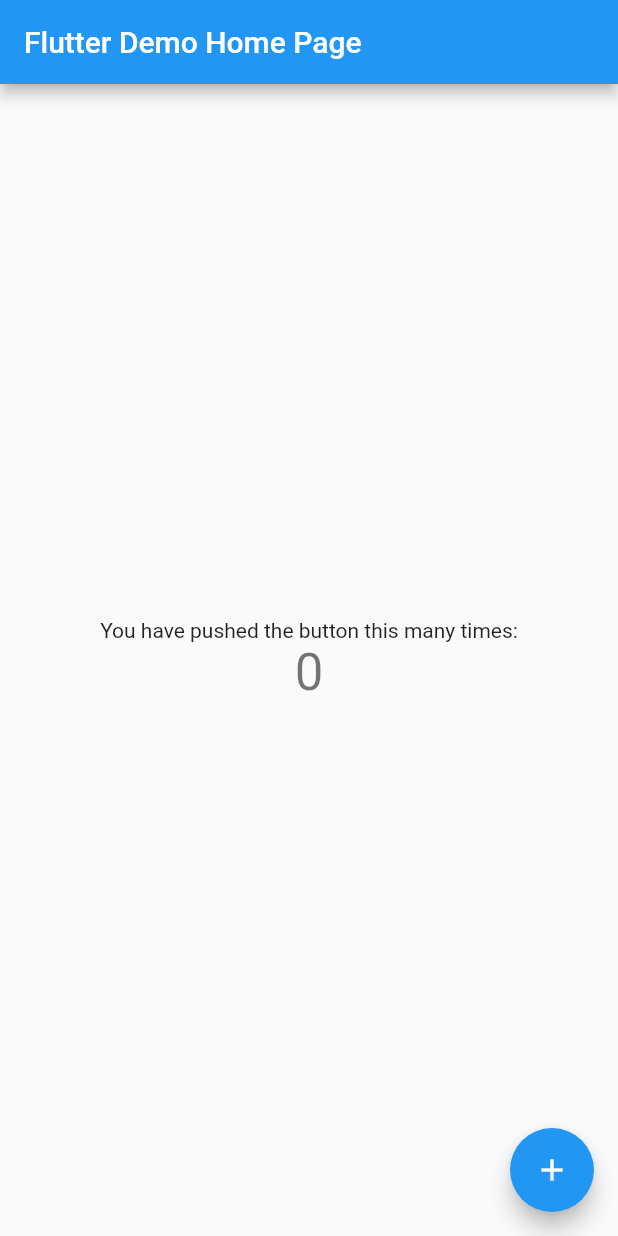
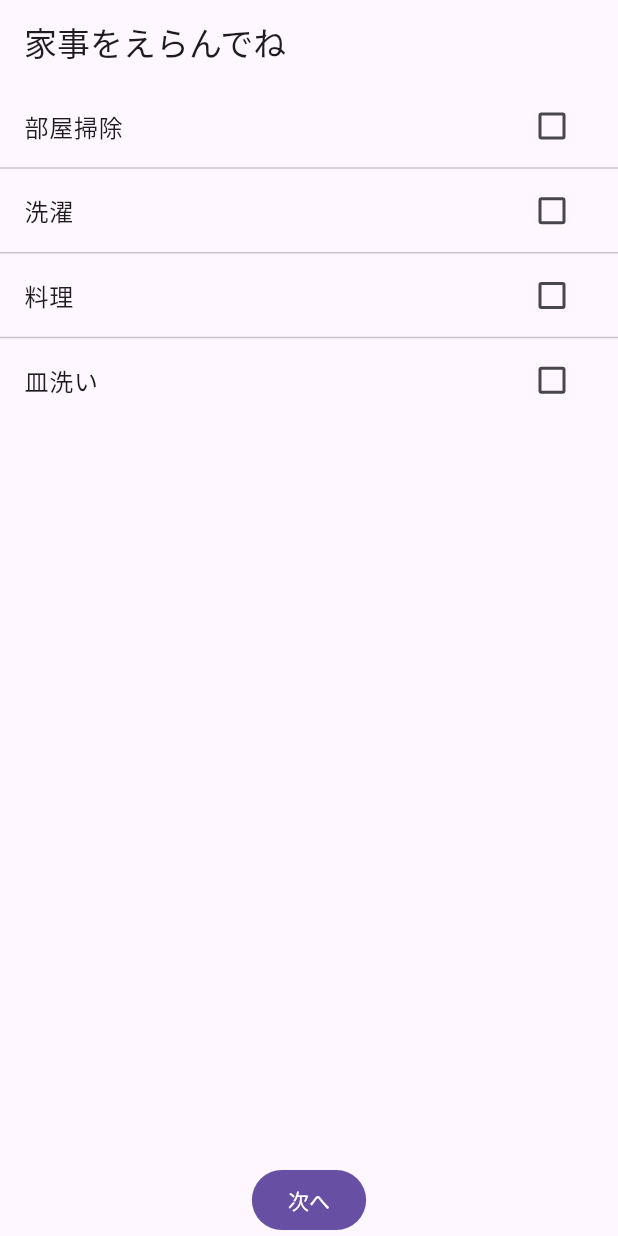
Before and after one commit to yuuu0702/kaji_connect, a Flutter app: the screen it shows after launch, on a phone screen of 412 x 824 dp. Run offline on Flutter 3.47's test engine with Material 2 defaults, Android fonts, the phone set to English and light mode, and no system bars; our stand-ins replace flutter_riverpod.

Commit message:
家事洗濯画面作成

```diff
--- a/lib/main.dart
+++ b/lib/main.dart
@@ -1,7 +1,13 @@
 import 'package:flutter/material.dart';
+import 'package:flutter_riverpod/flutter_riverpod.dart';
+import 'package:kaji_connect/screens/kaji_select_screen.dart';
 
 void main() {
-  runApp(const MyApp());
+  runApp(
+    const ProviderScope(
+      child: MyApp(),
+    ),
+  );
 }
 
 class MyApp extends StatelessWidget {
@@ -13,103 +19,10 @@
     return MaterialApp(
       title: 'Flutter Demo',
       theme: ThemeData(
-        // This is the theme of your application.
-        //
-        // Try running your application with "flutter run". You'll see the
-        // application has a blue toolbar. Then, without quitting the app, try
-        // changing the primarySwatch below to Colors.green and then invoke
-        // "hot reload" (press "r" in the console where you ran "flutter run",
-        // or simply save your changes to "hot reload" in a Flutter IDE).
-        // Notice that the counter didn't reset back to zero; the application
-        // is not restarted.
+        useMaterial3: true,
         primarySwatch: Colors.blue,
       ),
-      home: const MyHomePage(title: 'Flutter Demo Home Page'),
+      home: CheckboxListTileRiverpod(),
     );
   }
 }
-
-class MyHomePage extends StatefulWidget {
-  const MyHomePage({super.key, required this.title});
-
-  // This widget is the home page of your application. It is stateful, meaning
-  // that it has a State object (defined below) that contains fields that affect
-  // how it looks.
-
-  // This class is the configuration for the state. It holds the values (in this
-  // case the title) provided by the parent (in this case the App widget) and
-  // used by the build method of the State. Fields in a Widget subclass are
-  // always marked "final".
-
-  final String title;
-
-  @override
-  State<MyHomePage> createState() => _MyHomePageState();
-}
-
-class _MyHomePageState extends State<MyHomePage> {
-  int _counter = 0;
-
-  void _incrementCounter() {
-    setState(() {
-      // This call to setState tells the Flutter framework that something has
-      // changed in this State, which causes it to rerun the build method below
-      // so that the display can reflect the updated values. If we changed
-      // _counter without calling setState(), then the build method would not be
-      // called again, and so nothing would appear to happen.
-      _counter++;
-    });
-  }
-
-  @override
-  Widget build(BuildContext context) {
-    // This method is rerun every time setState is called, for instance as done
-    // by the _incrementCounter method above.
-    //
-    // The Flutter framework has been optimized to make rerunning build methods
-    // fast, so that you can just rebuild anything that needs updating rather
-    // than having to individually change instances of widgets.
-    return Scaffold(
-      appBar: AppBar(
-        // Here we take the value from the MyHomePage object that was created by
-        // the App.build method, and use it to set our appbar title.
-        title: Text(widget.title),
-      ),
-      body: Center(
-        // Center is a layout widget. It takes a single child and positions it
-        // in the middle of the parent.
-        child: Column(
-          // Column is also a layout widget. It takes a list of children and
-          // arranges them vertically. By default, it sizes itself to fit its
-          // children horizontally, and tries to be as tall as its parent.
-          //
-          // Invoke "debug painting" (press "p" in the console, choose the
-          // "Toggle Debug Paint" action from the Flutter Inspector in Android
-          // Studio, or the "Toggle Debug Paint" command in Visual Studio Code)
-          // to see the wireframe for each widget.
-          //
-          // Column has various properties to control how it sizes itself and
-          // how it positions its children. Here we use mainAxisAlignment to
-          // center the children vertically; the main axis here is the vertical
-          // axis because Columns are vertical (the cross axis would be
-          // horizontal).
-          mainAxisAlignment: MainAxisAlignment.center,
-          children: <Widget>[
-            const Text(
-              'You have pushed the button this many times:',
-            ),
-            Text(
-              '$_counter',
-              style: Theme.of(context).textTheme.headlineMedium,
-            ),
-          ],
-        ),
-      ),
-      floatingActionButton: FloatingActionButton(
-        onPressed: _incrementCounter,
-        tooltip: 'Increment',
-        child: const Icon(Icons.add),
-      ), // This trailing comma makes auto-formatting nicer for build methods.
-    );
-  }
-}
--- /dev/null
+++ b/lib/screens/kaji_select_screen.dart
@@ -0,0 +1,52 @@
+import 'package:flutter/material.dart';
+import 'package:flutter_riverpod/flutter_riverpod.dart';
+
+class CheckboxListTileRiverpod extends ConsumerWidget {
+  CheckboxListTileRiverpod({Key? key}) : super(key: key);
+
+  //家事の名前MOCK
+  final List<String> kajinameMock = ['部屋掃除', '洗濯', '料理', '皿洗い'];
+
+  final AutoDisposeStateProvider<List<bool>> _checkedListProvider =
+      StateProvider.autoDispose<List<bool>>((ref) {
+    return List.generate(4, (index) => false);
+  });
+
+  final ProviderListenable<dynamic> _changeNotifierProvider =
+      ChangeNotifierProvider((ref) {
+    return ChangeNotifier();
+  });
+
+  @override
+  Widget build(BuildContext context, WidgetRef ref) {
+    final List<bool> checkedList = ref.watch(_checkedListProvider);
+    final changeNotifier = ref.watch(_changeNotifierProvider);
+
+    return Scaffold(
+      appBar: AppBar(title: const Text("家事をえらんでね")),
+      body: Column(
+        children: [
+          //家事リストビュー
+          Expanded(
+            child: ListView.separated(
+              itemBuilder: (context, index) => CheckboxListTile(
+                title: Text(kajinameMock[index]),
+                value: checkedList[index],
+                onChanged: (bool? checkedValue) {
+                  ref.read(_checkedListProvider.notifier).state[index] =
+                      checkedValue!;
+                  changeNotifier.notifyListeners();
+                },
+              ),
+              separatorBuilder: (context, index) {
+                return const Divider(height: 0.5);
+              },
+              itemCount: kajinameMock.length,
+            ),
+          ),
+          FilledButton(onPressed: () {}, child: const Text('次へ'))
+        ],
+      ),
+    );
+  }
+}
--- a/pubspec.yaml
+++ b/pubspec.yaml
@@ -35,6 +35,7 @@
   # The following adds the Cupertino Icons font to your application.
   # Use with the CupertinoIcons class for iOS style icons.
   cupertino_icons: ^1.0.2
+  flutter_riverpod: ^2.3.6
 
 dev_dependencies:
   flutter_test:
```
Also changed, not shown: pubspec.lock.
